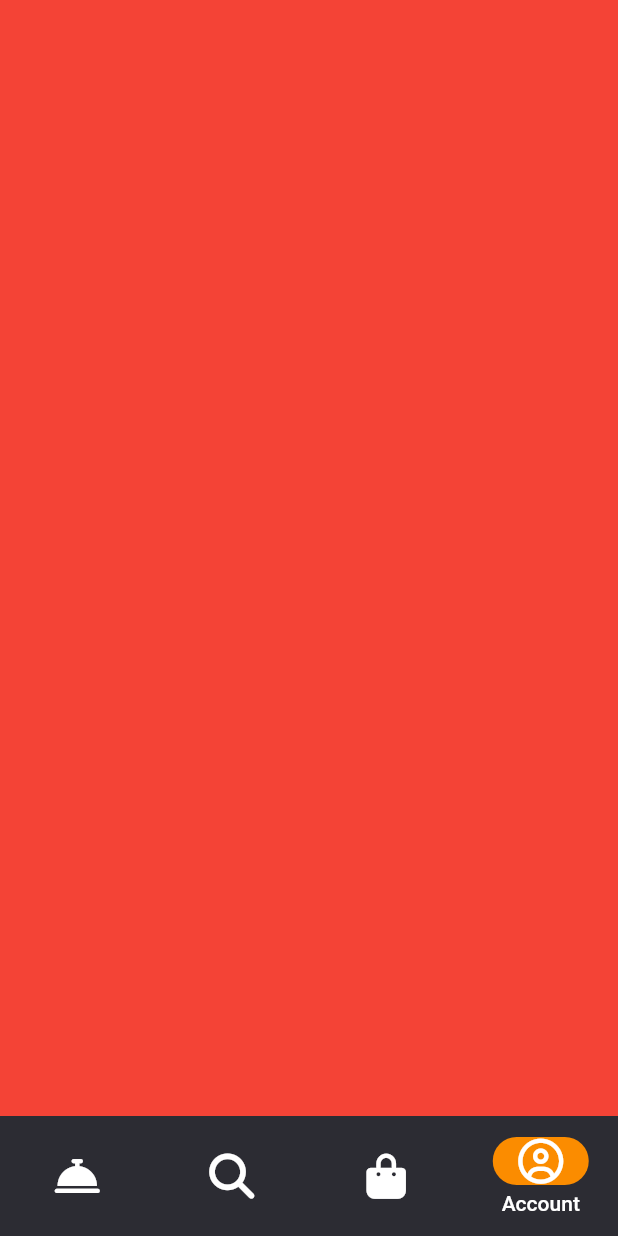
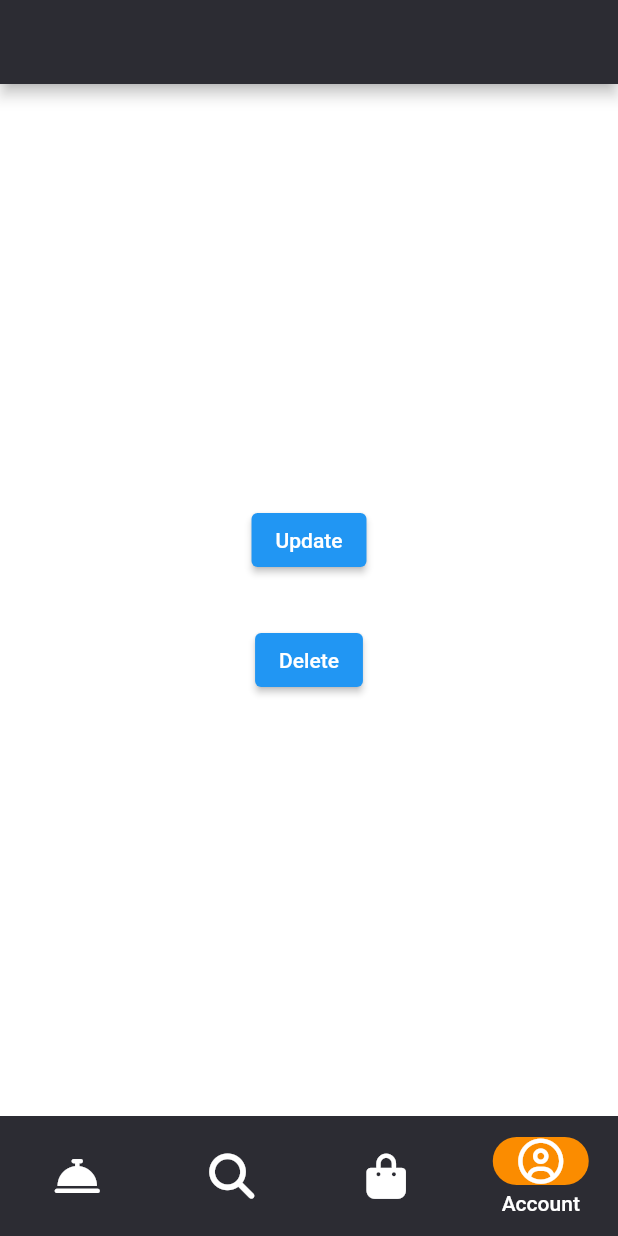
Before and after one commit to z0ld1ck/Food_app, a Flutter app: the screen it shows after launch, item 4 of the bottom bar chosen, on a phone screen of 412 x 824 dp. Run offline on Flutter 3.47's test engine with Material 2 defaults, Android fonts, the phone set to English and light mode, and no system bars; our stand-ins replace cloud_firestore, datetime_picker_formfield_new, firebase_core, font_awesome_flutter; accounts and stored records are empty.

Commit message:
Initial commit

```diff
--- a/lib/ProfilePage.dart
+++ b/lib/ProfilePage.dart
@@ -1,12 +1,50 @@
 import 'package:flutter/material.dart';
+import 'package:cloud_firestore/cloud_firestore.dart';
 
 class ProfilePage extends StatelessWidget {
   const ProfilePage({Key? key}) : super(key: key);
 
   @override
   Widget build(BuildContext context) {
-    return const Scaffold(
-      backgroundColor:Colors.red,
+    return Scaffold(
+      backgroundColor: Colors.white,
+      appBar: AppBar(
+        backgroundColor: const Color(0xFF2C2C33),
+      ),
+      body: Container(
+        alignment: Alignment.center,
+        child: Column(
+          mainAxisAlignment: MainAxisAlignment.center,
+          children: [
+            ElevatedButton(
+              onPressed: () {
+                final docUser =
+                    FirebaseFirestore.instance
+                        .collection('users')
+                        .doc('myQqY0t5OqLdXSda9xF5');
+
+                docUser.update({'name': 'loh'});
+              },
+              child: const Text('Update'),
+            ),
+            const SizedBox(
+              height: 32,
+            ),
+            ElevatedButton(
+              onPressed: () {
+                final docUser =
+                    FirebaseFirestore.instance
+                        .collection('users')
+                        .doc('myQqY0t5OqLdXSda9xF5');
+
+
+                docUser.delete();
+              },
+              child:const Text('Delete'),
+            ),
+          ],
+        ),
+      ),
     );
   }
 }
```
